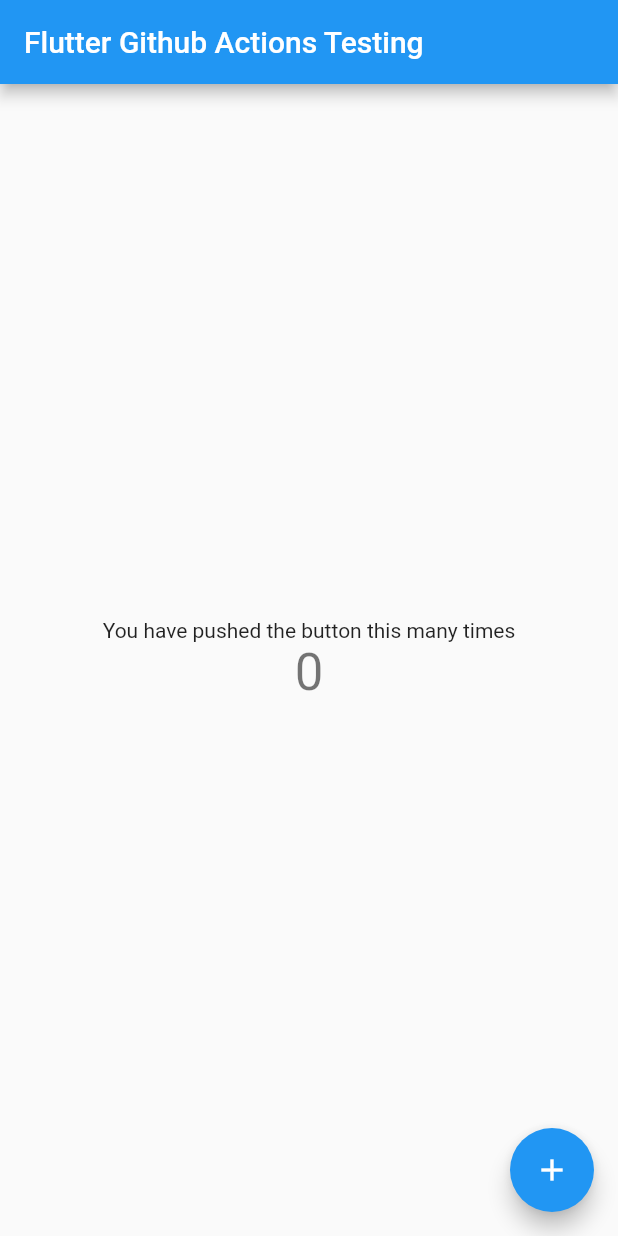
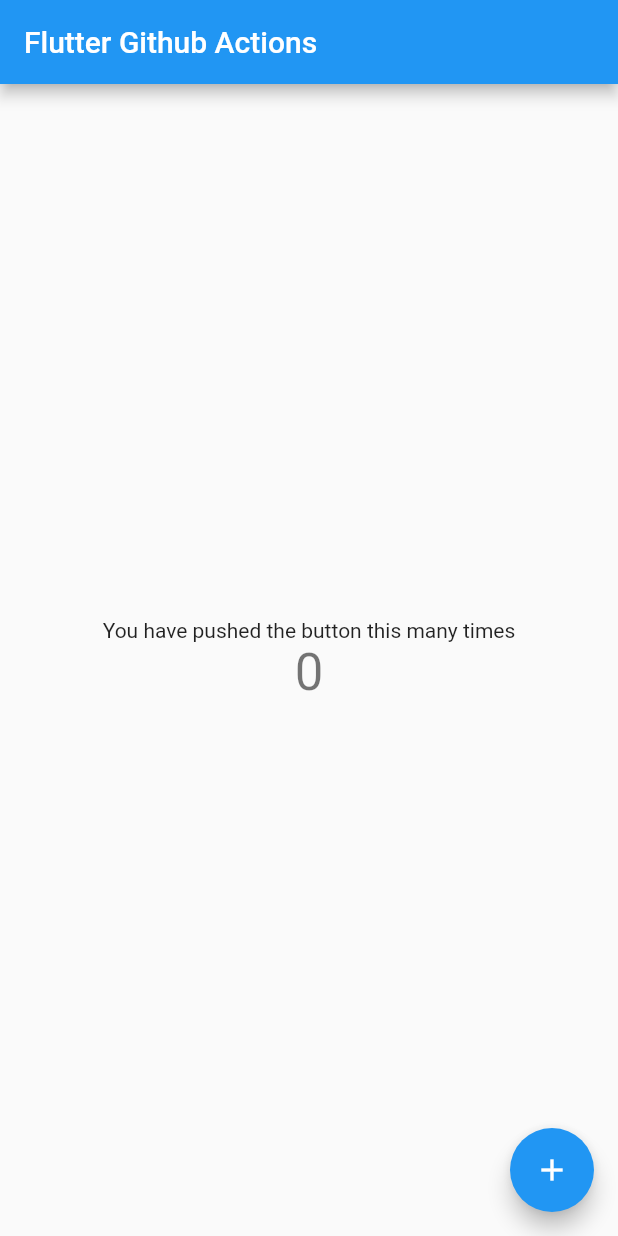
Before and after one commit to agnikuz262/flutter-actions-testing, a Flutter app: the screen it shows after launch, on a phone screen of 412 x 824 dp. Run offline on Flutter 3.47's test engine with Material 2 defaults, Android fonts, the phone set to English and light mode, and no system bars.

Commit message:
Update title

```diff
--- a/lib/main.dart
+++ b/lib/main.dart
@@ -14,7 +14,7 @@ class ActionsApp extends StatelessWidget {
       theme: ThemeData(
         primarySwatch: Colors.blue,
       ),
-      home: const HomePage(title: 'Flutter Github Actions Testing'),
+      home: const HomePage(title: 'Flutter Github Actions'),
     );
   }
 }
```
